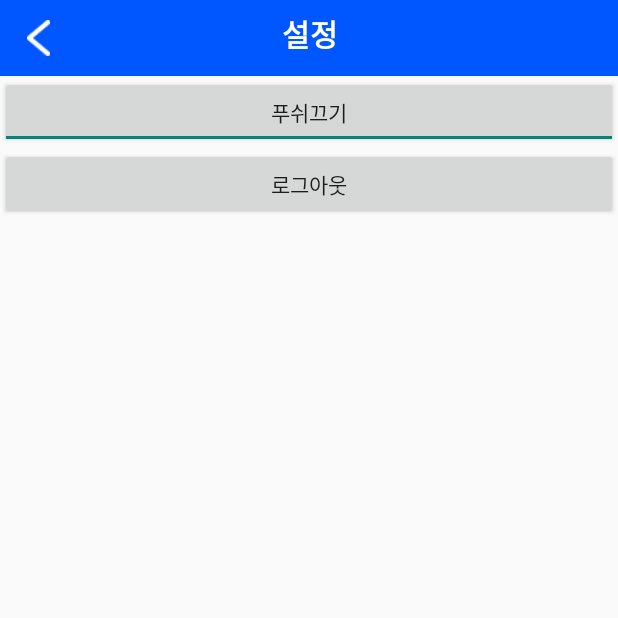
After one commit to dudeh534/Wazab_, an Android app: the Setting screen opened directly, with no data from a screen before it, on a phone screen of 412 x 824 dp, the top half of it. The commit adds this screen. Run offline under Robolectric (Android 15) with nearby library versions, the phone set to English and light mode, and no system bars; libraries missing offline, so code that uses them is left out: com.facebook, com.facebook.login.

Commit message:
Add setting page and logout function

```diff
--- a/app/src/main/AndroidManifest.xml
+++ b/app/src/main/AndroidManifest.xml
@@ -97,6 +97,8 @@
             android:theme="@style/Theme.AppCompat.Light.NoActionBar"/>
         <activity android:name=".newAlarmList"
             android:theme="@style/Theme.AppCompat.Light.NoActionBar"/>
+        <activity android:name=".Setting"
+            android:theme="@style/Theme.AppCompat.Light.NoActionBar"/>
     </application>
 
 </manifest>
--- a/app/src/main/java/com/ourincheon/wazap/MainActivity.java
+++ b/app/src/main/java/com/ourincheon/wazap/MainActivity.java
@@ -161,6 +161,16 @@ public class MainActivity extends AppCompatActivity implements OnNavigationItemS
             }
         });
 
+        // 셋팅 버튼 눌렀을 경우 - 셋팅 창으로 이동
+        ImageView settingBtn = (ImageView) findViewById(R.id.setting);
+        settingBtn.setOnClickListener(new View.OnClickListener() {
+            @Override
+            public void onClick(View v) {
+                Intent intent = new Intent(MainActivity.this, Setting.class);
+                startActivity(intent);
+            }
+        });
+
         navigationView.setNavigationItemSelectedListener(this);
         backPressCloseHandler = new BackPressCloseHandler(this);
     }
--- /dev/null
+++ b/app/src/main/java/com/ourincheon/wazap/Setting.java
@@ -0,0 +1,74 @@
+package com.ourincheon.wazap;
+
+import android.content.Intent;
+import android.content.SharedPreferences;
+import android.os.Bundle;
+import android.support.v7.app.AppCompatActivity;
+import android.view.View;
+import android.widget.Button;
+import android.widget.CompoundButton;
+import android.widget.ToggleButton;
+
+import com.facebook.CallbackManager;
+import com.facebook.FacebookSdk;
+import com.facebook.login.LoginManager;
+import com.ourincheon.wazap.facebook.FacebookLogin;
+
+/**
+ * Created by YS on 2016-05-26.
+ */
+public class Setting extends AppCompatActivity {
+
+    Button logoutBtn;
+    ToggleButton pushOnOffBtn;
+    CallbackManager callbackManager;
+
+    @Override
+    protected void onCreate(Bundle savedInstanceState) {
+        super.onCreate(savedInstanceState);
+        setContentView(R.layout.activity_setting);
+
+        logoutBtn = (Button) findViewById(R.id.logout_button);
+        pushOnOffBtn = (ToggleButton) findViewById(R.id.push_onoff);
+
+        try {
+            SharedPreferences pref = getSharedPreferences("pref", MODE_PRIVATE);
+            boolean isPush = pref.getBoolean("push", true);
+            pushOnOffBtn.setChecked(isPush);
+        } catch (NullPointerException e) {
+            e.printStackTrace();
+        }
+
+        pushOnOffBtn.setOnCheckedChangeListener(new CompoundButton.OnCheckedChangeListener() {
+            @Override
+            public void onCheckedChanged(CompoundButton buttonView, boolean isChecked) {
+                SharedPreferences pref = getSharedPreferences("pref", MODE_PRIVATE);
+                SharedPreferences.Editor editor = pref.edit();
+                editor.putBoolean("push", isChecked);
+                editor.apply();
+
+                // TODO push on/off actions
+            }
+        });
+
+        logoutBtn.setOnClickListener(new View.OnClickListener() {
+            @Override
+            public void onClick(View v) {
+                SharedPreferences pref = getSharedPreferences("pref", MODE_PRIVATE);
+                SharedPreferences.Editor editor = pref.edit();
+                editor.putString("name", "");
+                editor.apply();
+
+                FacebookSdk.sdkInitialize(getApplicationContext());
+                callbackManager = CallbackManager.Factory.create();
+
+                LoginManager.getInstance().logOut();
+
+                Intent intent=new Intent(Setting.this, FacebookLogin.class);
+                intent.addFlags(intent.FLAG_ACTIVITY_CLEAR_TASK);
+                intent.addFlags(intent.FLAG_ACTIVITY_NEW_TASK);
+                startActivity(intent);
+            }
+        });
+    }
+}
--- a/app/src/main/res/layout/activity_main.xml
+++ b/app/src/main/res/layout/activity_main.xml
@@ -128,7 +128,8 @@
                 android:layout_width="26.33dp"
                 android:layout_height="26.33dp"
                 android:layout_marginLeft="13.67dp"
-                android:src="@drawable/setting" />
+                android:src="@drawable/setting"
+                android:id="@+id/setting"/>
 
 
         </LinearLayout>
--- /dev/null
+++ b/app/src/main/res/layout/activity_setting.xml
@@ -0,0 +1,72 @@
+<?xml version="1.0" encoding="utf-8"?>
+<LinearLayout xmlns:android="http://schemas.android.com/apk/res/android"
+    android:layout_width="match_parent"
+    android:layout_height="match_parent"
+    android:orientation="vertical">
+
+    <LinearLayout
+        android:id="@+id/linearLayout"
+        android:layout_width="match_parent"
+        android:layout_height="wrap_content"
+        android:background="#0057ff"
+        android:orientation="horizontal"
+        android:padding="1dp">
+
+        <Button
+            android:id="@+id/aBefore"
+            android:layout_width="15dp"
+            android:layout_height="24dp"
+            android:layout_marginLeft="16.47dp"
+            android:background="@drawable/detail_btn_back_white"
+            android:layout_gravity="center_vertical" />
+
+        <com.ourincheon.wazap.NotoTextView
+            android:layout_width="0dp"
+            android:layout_height="wrap_content"
+            android:layout_weight="1"
+            android:gravity="center"
+            android:text="설정"
+            android:textColor="#ffffff"
+            android:textSize="20dp"
+            android:textStyle="bold" />
+
+        <Button
+            android:layout_width="30dp"
+            android:layout_height="wrap_content"
+            android:background="#2E8B57"
+            android:visibility="invisible" />
+
+    </LinearLayout>
+
+    <LinearLayout
+        android:layout_width="match_parent"
+        android:layout_height="wrap_content"
+        android:orientation="vertical">
+
+        <LinearLayout
+            android:layout_width="match_parent"
+            android:layout_height="match_parent"
+            android:orientation="horizontal">
+
+            <ToggleButton
+                android:layout_width="match_parent"
+                android:layout_height="wrap_content"
+                android:text="푸쉬"
+                android:textOff="푸쉬켜기"
+                android:textOn="푸쉬끄기"
+                android:id="@+id/push_onoff"/>
+        </LinearLayout>
+
+        <LinearLayout
+            android:layout_width="match_parent"
+            android:layout_height="match_parent"
+            android:orientation="horizontal">
+
+            <Button
+                android:layout_width="match_parent"
+                android:layout_height="wrap_content"
+                android:text="로그아웃"
+                android:id="@+id/logout_button"/>
+        </LinearLayout>
+    </LinearLayout>
+</LinearLayout>
```
